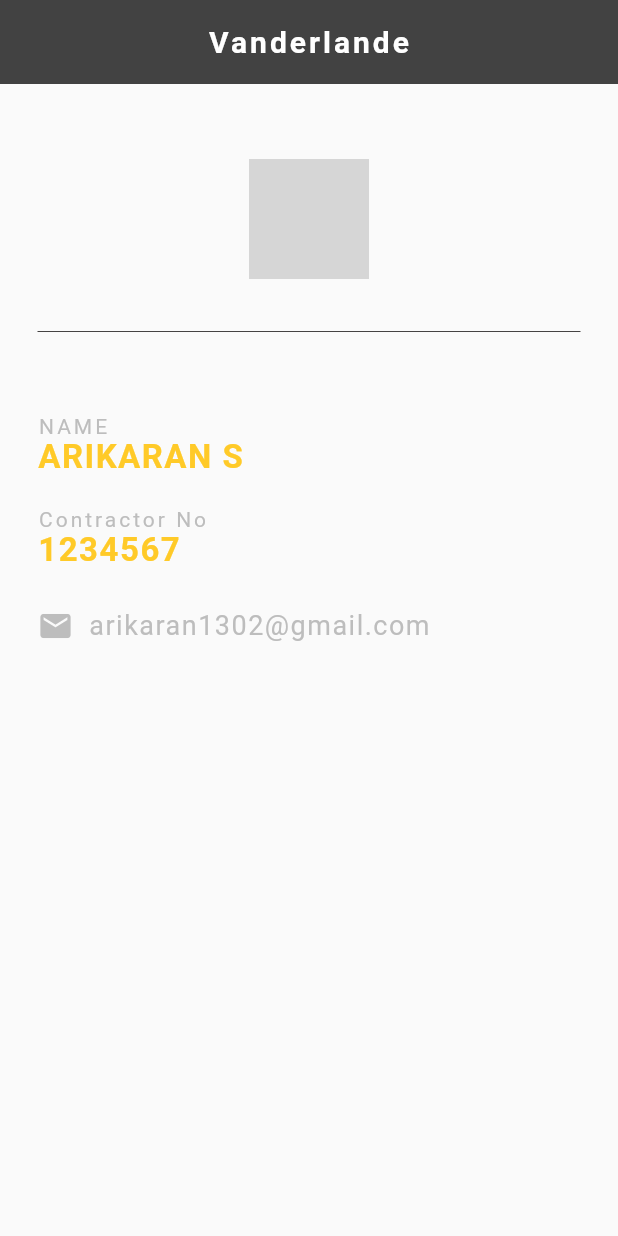
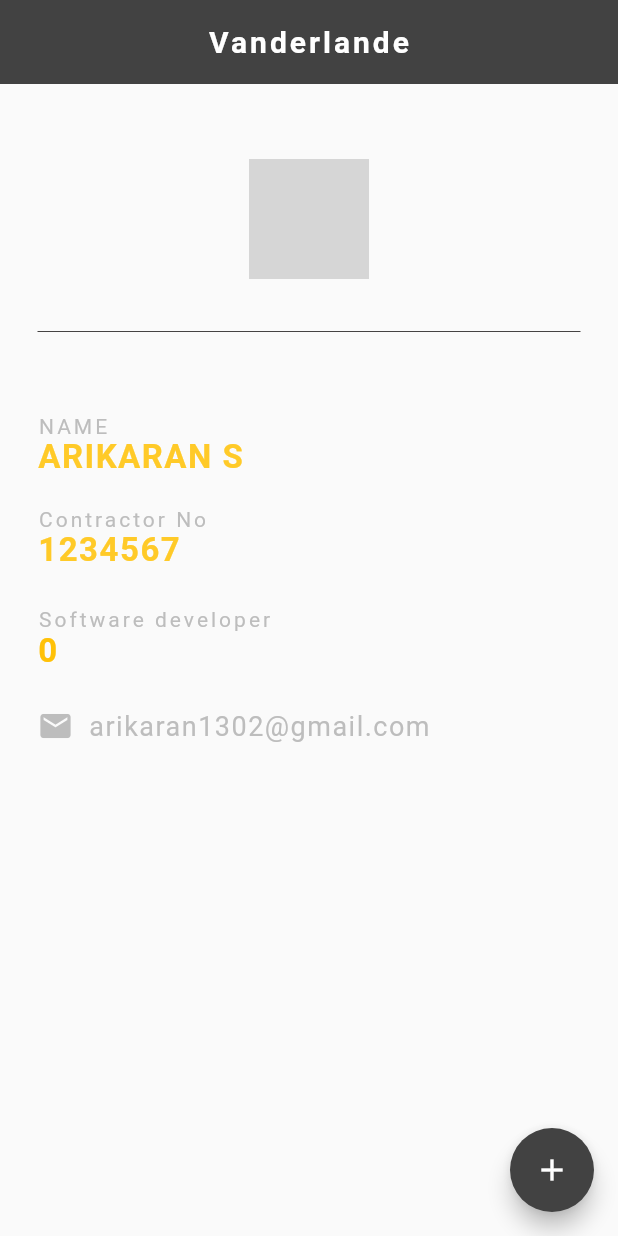
Before and after one commit to Arikaran-13/flutter_basics, a Flutter app: the screen it shows after launch, on a phone screen of 412 x 824 dp. Run offline on Flutter 3.47's test engine with Material 2 defaults, Android fonts, the phone set to English and light mode, and no system bars; network calls fail; key blocks and very long unbroken strings in the code were emptied for the run; grey boxes are pictures that could not be loaded.

```diff
--- a/lib/main.dart
+++ b/lib/main.dart
@@ -1,8 +1,16 @@
 import "package:flutter/material.dart";
 
-void main() => runApp(IdWidget());
+void main() => runApp(Home());
 
-class IdWidget extends StatelessWidget {
+class Home extends StatefulWidget {
+  @override
+  State<Home> createState() {
+    return HomeState();
+  }
+}
+
+class HomeState extends State<Home> {
+  int softwareLevel = 0;
   @override
   Widget build(BuildContext context) {
     return MaterialApp(
@@ -19,6 +27,13 @@ class IdWidget extends StatelessWidget {
               centerTitle: true,
               backgroundColor: Colors.grey[800],
               elevation: 0.0,
+            ),
+            floatingActionButton: FloatingActionButton(
+              onPressed: () => {
+                setState(() => {softwareLevel += 1})
+              },
+              child: Icon(Icons.add),
+              backgroundColor: Colors.grey[800],
             ),
             body: Padding(
               padding: EdgeInsets.fromLTRB(25.0, 50.0, 25.0, 0.0),
@@ -70,6 +85,21 @@ class IdWidget extends StatelessWidget {
                         fontSize: 22.0),
                   ),
                   SizedBox(height: 25.0),
+                  Text(
+                    "Software developer",
+                    style:
+                        TextStyle(letterSpacing: 2.0, color: Colors.grey[400]),
+                  ),
+                  Text(
+                    '$softwareLevel',
+                    style: TextStyle(
+                      fontWeight: FontWeight.bold,
+                      color: Colors.amber,
+                      fontSize: 22.0,
+                      letterSpacing: 1.0,
+                    ),
+                  ),
+                  SizedBox(height: 25.0),
                   Row(
                     children: <Widget>[
                       Icon(
```
